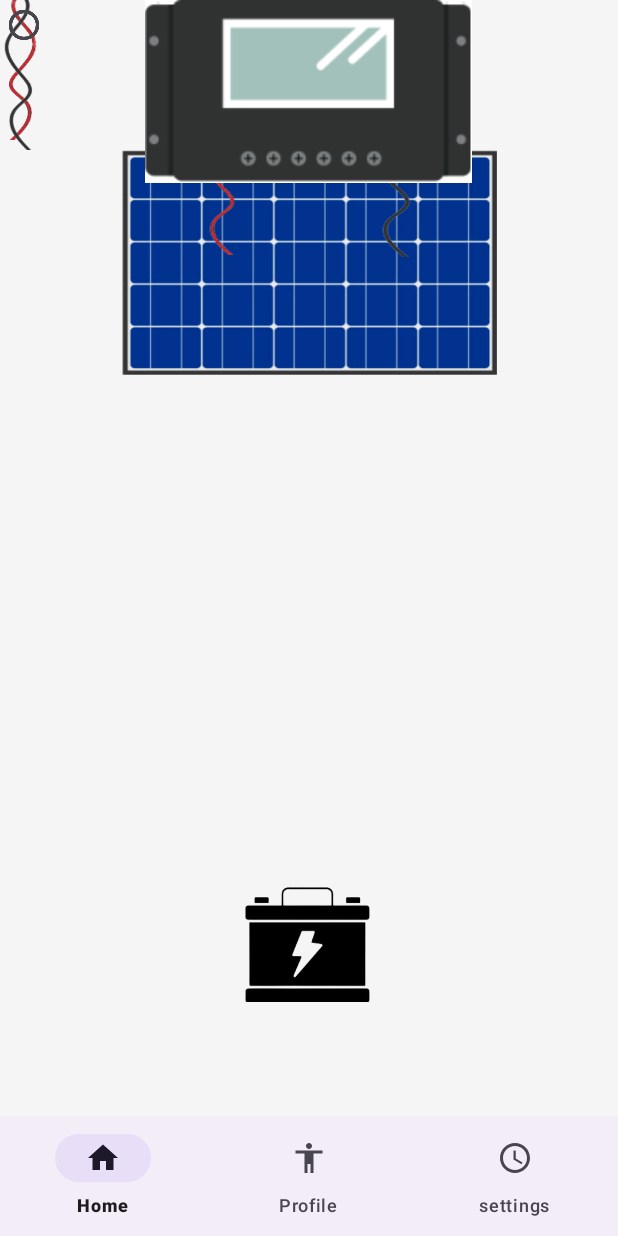
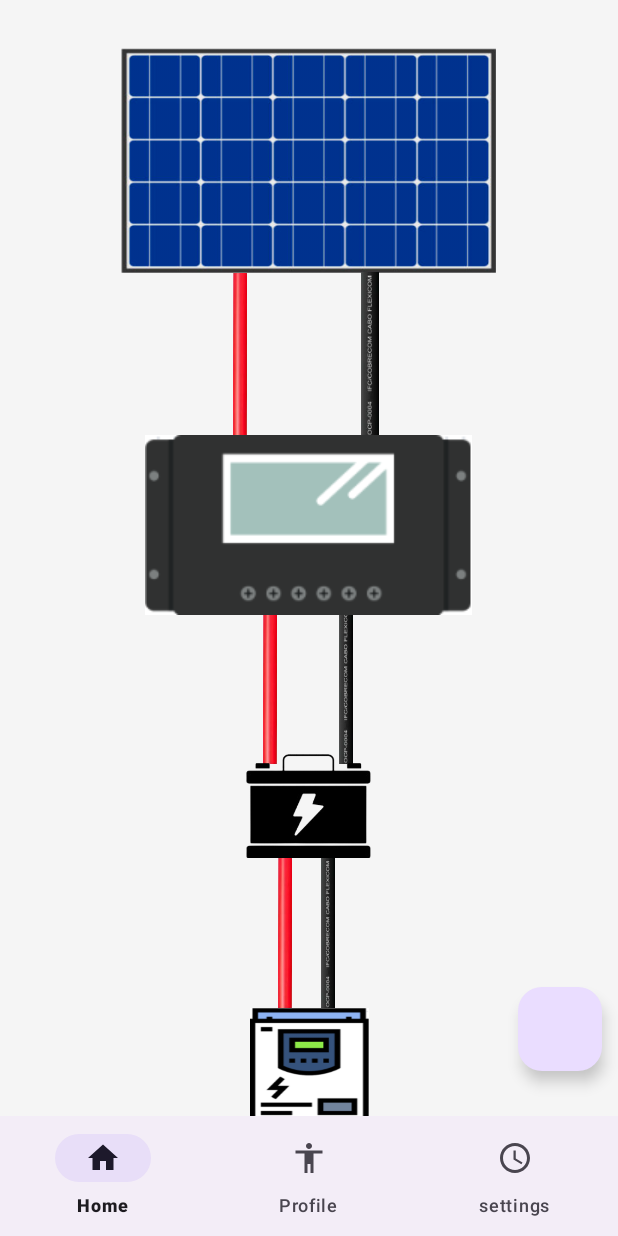
Before and after one commit to TulioSergio1/Circuitos-Electricos, an Android app: the screen it shows after launch (MainActivity), on a phone screen of 412 x 824 dp. Run offline under Robolectric (Android 15) with nearby library versions, the phone set to English and light mode, and no system bars.

Commit message:
mudança nos cabos e animação de luz solar

```diff
--- a/app/src/main/java/com/example/circuitoseltricos/fragmentos/HomeFragment.java
+++ b/app/src/main/java/com/example/circuitoseltricos/fragmentos/HomeFragment.java
@@ -1,5 +1,6 @@
 package com.example.circuitoseltricos.fragmentos;
 
+import android.animation.ObjectAnimator;
 import android.app.NotificationChannel;
 import android.app.NotificationManager;
 import android.graphics.fonts.Font;
@@ -12,10 +13,12 @@ import androidx.fragment.app.Fragment;
 import android.view.LayoutInflater;
 import android.view.View;
 import android.view.ViewGroup;
+import android.widget.ImageView;
 import android.widget.SeekBar;
 import android.widget.Switch;
 
 import com.example.circuitoseltricos.R;
+import com.google.android.material.floatingactionbutton.FloatingActionButton;
 
 /**
  * A simple {@link Fragment} subclass.
@@ -69,12 +72,35 @@ public class HomeFragment extends Fragment {
 
     }
 
+    private ImageView lightView;
+    private FloatingActionButton floatingActionButton;
+
     @Override
     public View onCreateView(LayoutInflater inflater, ViewGroup container,
                              Bundle savedInstanceState) {
-        // Inflate the layout for this fragment
-        return inflater.inflate(R.layout.fragment_home, container, false);
+
+        View view = inflater.inflate(R.layout.fragment_home, container, false);
+
+        // Vincula o lightView usando findViewById
+        lightView = view.findViewById(R.id.lightView);
+        floatingActionButton = view.findViewById(R.id.floatingActionButton);
+
+        floatingActionButton.setOnClickListener(new View.OnClickListener() {
+            @Override
+            public void onClick(View view) {
+
+                lightView.setVisibility(View.VISIBLE);
+
+                ObjectAnimator fadeIn = ObjectAnimator.ofFloat(lightView, "alpha", 0.1f, 1.0f);
+                fadeIn.setDuration(2000); // Duração de 2 segundos para aumentar o brilho
+
+                // Iniciar animação
+                fadeIn.start();
+            }
+        });
 
 
+
+        return view;
     }
 }
--- /dev/null
+++ b/app/src/main/res/drawable/light_circle.xml
@@ -0,0 +1,8 @@
+<?xml version="1.0" encoding="utf-8"?>
+<shape xmlns:android="http://schemas.android.com/apk/res/android">
+    <gradient
+        android:type="radial"
+        android:gradientRadius="160dp"
+        android:startColor="#FFEB3B"
+        android:endColor="#00FFFFFF" />
+</shape>
--- a/app/src/main/res/layout/fragment_home.xml
+++ b/app/src/main/res/layout/fragment_home.xml
@@ -12,137 +12,149 @@
         android:layout_height="match_parent">
 
         <ImageView
+            android:id="@+id/lightView"
+            android:layout_width="307dp"
+            android:layout_height="291dp"
+            android:layout_marginTop="4dp"
+            android:layout_marginBottom="635dp"
+            android:background="@android:color/transparent"
+            android:src="@drawable/light_circle"
+            android:visibility="invisible"
+            app:layout_constraintEnd_toEndOf="parent"
+            app:layout_constraintHorizontal_bias="0.498"
+            app:layout_constraintStart_toStartOf="parent"
+            app:layout_constraintTop_toTopOf="parent"
+            app:layout_constraintVertical_bias="0.0" />
+
+        <ImageView
             android:id="@+id/imageView9"
             android:layout_width="250dp"
             android:layout_height="150dp"
-            android:layout_marginTop="100dp"
+            android:layout_marginTop="32dp"
             android:background="@drawable/placa_solar"
             app:layout_constraintEnd_toEndOf="parent"
+            app:layout_constraintHorizontal_bias="0.498"
             app:layout_constraintStart_toStartOf="parent"
             app:layout_constraintTop_toTopOf="parent" />
 
         <ImageView
-            android:id="@+id/imageView8"
-            android:layout_width="29dp"
-            android:layout_height="89dp"
-            android:background="@drawable/cabo_vermelho"
+            android:id="@+id/imageView3"
+            android:layout_width="12dp"
+            android:layout_height="109dp"
+            android:background="@drawable/cabo_preto"
             app:layout_constraintBottom_toTopOf="@+id/imageView10"
             app:layout_constraintEnd_toEndOf="parent"
-            app:layout_constraintHorizontal_bias="0.349"
+            app:layout_constraintHorizontal_bias="0.601"
             app:layout_constraintStart_toStartOf="parent"
             app:layout_constraintTop_toBottomOf="@+id/imageView9" />
 
         <ImageView
-            android:layout_width="32dp"
-            android:layout_height="92dp"
-            android:background="@drawable/cabo_preto_invertido"
+            android:id="@+id/imageView8"
+            android:layout_width="9dp"
+            android:layout_height="107dp"
+            android:background="@drawable/cabo_vermelho"
+            app:layout_constraintBottom_toTopOf="@+id/imageView"
+            app:layout_constraintEnd_toEndOf="parent"
+            app:layout_constraintHorizontal_bias="0.435"
+            app:layout_constraintStart_toStartOf="parent"
+            app:layout_constraintTop_toBottomOf="@+id/imageView10"
+            app:layout_constraintVertical_bias="0.533" />
+
+        <ImageView
+            android:id="@+id/imageView12"
+            android:layout_width="9dp"
+            android:layout_height="109dp"
+            android:background="@drawable/cabo_vermelho"
             app:layout_constraintBottom_toTopOf="@+id/imageView10"
             app:layout_constraintEnd_toEndOf="parent"
-            app:layout_constraintHorizontal_bias="0.653"
+            app:layout_constraintHorizontal_bias="0.385"
             app:layout_constraintStart_toStartOf="parent"
-            app:layout_constraintTop_toBottomOf="@+id/imageView9" />
+            app:layout_constraintTop_toBottomOf="@+id/imageView9"
+            app:layout_constraintVertical_bias="0.0" />
 
         <ImageView
-            android:layout_width="28dp"
-            android:layout_height="88dp"
-            android:background="@drawable/cabo_vermelho_invertido"
+            android:id="@+id/imageView5"
+            android:layout_width="9dp"
+            android:layout_height="107dp"
+            android:layout_marginTop="3dp"
+            android:background="@drawable/cabo_preto"
+            app:layout_constraintBottom_toTopOf="@+id/imageView"
             app:layout_constraintEnd_toEndOf="parent"
-            app:layout_constraintHorizontal_bias="0.43"
+            app:layout_constraintHorizontal_bias="0.562"
             app:layout_constraintStart_toStartOf="parent"
-            tools:layout_editor_absoluteY="471dp" />
+            app:layout_constraintTop_toBottomOf="@+id/imageView10"
+            app:layout_constraintVertical_bias="0.611" />
 
         <ImageView
-            android:layout_width="28dp"
-            android:layout_height="88dp"
-            android:background="@drawable/cabo_preto_invertido"
+            android:id="@+id/imageView2"
+            android:layout_width="9dp"
+            android:layout_height="100dp"
+            android:background="@drawable/cabo_vermelho"
+            app:layout_constraintBottom_toTopOf="@+id/imageView7"
             app:layout_constraintEnd_toEndOf="parent"
-            app:layout_constraintHorizontal_bias="0.535"
+            app:layout_constraintHorizontal_bias="0.461"
             app:layout_constraintStart_toStartOf="parent"
-            tools:layout_editor_absoluteY="471dp" />
+            app:layout_constraintTop_toBottomOf="@+id/imageView" />
 
         <ImageView
-            android:layout_width="27dp"
-            android:layout_height="93dp"
-            android:background="@drawable/cabo_vermelho_invertido"
+            android:id="@+id/imageView6"
+            android:layout_width="9dp"
+            android:layout_height="100dp"
 
-            tools:layout_editor_absoluteX="163dp"
-            tools:layout_editor_absoluteY="655dp" />
-
-        <ImageView
-            android:layout_width="27dp"
-            android:layout_height="100dp"
-            android:background="@drawable/cabo_preto_invertido"
-
-            tools:layout_editor_absoluteX="217dp"
-            tools:layout_editor_absoluteY="648dp" />
+            android:background="@drawable/cabo_preto"
+            app:layout_constraintBottom_toTopOf="@+id/imageView7"
+            app:layout_constraintEnd_toEndOf="parent"
+            app:layout_constraintHorizontal_bias="0.532"
+            app:layout_constraintStart_toStartOf="parent"
+            app:layout_constraintTop_toBottomOf="@+id/imageView" />
 
         <ImageView
             android:id="@+id/imageView7"
             android:layout_width="79dp"
-            android:layout_height="98dp"
+            android:layout_height="90dp"
+
+            android:layout_marginTop="100dp"
             android:background="@drawable/inversor_solar"
             app:layout_constraintEnd_toEndOf="parent"
-            app:layout_constraintHorizontal_bias="0.498"
             app:layout_constraintStart_toStartOf="parent"
-            tools:ignore="MissingConstraints"
-            tools:layout_editor_absoluteY="559dp" />
+            app:layout_constraintTop_toBottomOf="@+id/imageView"
+            tools:ignore="MissingConstraints" />
 
         <ImageView
             android:id="@+id/imageView10"
             android:layout_width="wrap_content"
             android:layout_height="wrap_content"
+            android:layout_marginTop="108dp"
             android:background="@drawable/controlador_carga"
             app:layout_constraintEnd_toEndOf="parent"
-            app:layout_constraintHorizontal_bias="0.497"
+            app:layout_constraintHorizontal_bias="0.498"
             app:layout_constraintStart_toStartOf="parent"
-            tools:ignore="MissingConstraints"
-            tools:layout_editor_absoluteY="356dp" />
+            app:layout_constraintTop_toBottomOf="@+id/imageView9"
+            tools:ignore="MissingConstraints" />
 
         <ImageView
+            android:id="@+id/imageView"
             android:layout_width="84dp"
-            android:layout_height="77dp"
-            android:layout_marginBottom="76dp"
+            android:layout_height="70dp"
+            android:layout_marginTop="92dp"
             android:background="@drawable/bateria"
+            app:layout_constraintEnd_toEndOf="parent"
+            app:layout_constraintHorizontal_bias="0.499"
+            app:layout_constraintStart_toStartOf="parent"
+            app:layout_constraintTop_toBottomOf="@+id/imageView10" />
+
+        <com.google.android.material.floatingactionbutton.FloatingActionButton
+            android:id="@+id/floatingActionButton"
+            android:layout_width="wrap_content"
+            android:layout_height="wrap_content"
+            android:layout_gravity="bottom|right"
+            android:layout_marginBottom="30dp"
             app:layout_constraintBottom_toBottomOf="parent"
             app:layout_constraintEnd_toEndOf="parent"
-            app:layout_constraintHorizontal_bias="0.498"
-            app:layout_constraintStart_toStartOf="parent" />
+            app:layout_constraintHorizontal_bias="0.97"
 
-
-        <RadioButton
-            android:id="@+id/radioButton"
-            android:layout_width="28dp"
-            android:layout_height="34dp"
-            tools:layout_editor_absoluteX="96dp"
-            tools:layout_editor_absoluteY="257dp" />
-
-        <RadioButton
-            android:id="@+id/radioButton"
-            android:layout_width="28dp"
-            android:layout_height="34dp"
-            tools:layout_editor_absoluteX="205dp"
-            tools:layout_editor_absoluteY="314dp" />
-
-        <RadioButton
-            android:id="@+id/radioButton"
-            android:layout_width="28dp"
-            android:layout_height="34dp"
-            tools:layout_editor_absoluteX="205dp"
-            tools:layout_editor_absoluteY="259dp" />
-
-        <RadioButton
-            android:id="@+id/radioButton"
-            android:layout_width="28dp"
-            android:layout_height="34dp"
-            tools:layout_editor_absoluteX="96dp"
-            tools:layout_editor_absoluteY="314dp" />
-
-        <RadioButton
-            android:id="@+id/radioButton"
-            android:layout_width="28dp"
-            android:layout_height="34dp"
-            tools:layout_editor_absoluteX="96dp"
-            tools:layout_editor_absoluteY="257dp" />
+            app:layout_constraintStart_toStartOf="parent"
+            tools:ignore="SpeakableTextPresentCheck" />
 
 
     </androidx.constraintlayout.widget.ConstraintLayout>
```
Also changed, not shown: app/src/main/res/drawable/cabo_preto.png, app/src/main/res/drawable/cabo_preto_invertido.png (deleted), app/src/main/res/drawable/cabo_vermelho.png, app/src/main/res/drawable/cabo_vermelho_invertido.png (deleted), app/src/main/res/drawable/controlador_carga.png.
